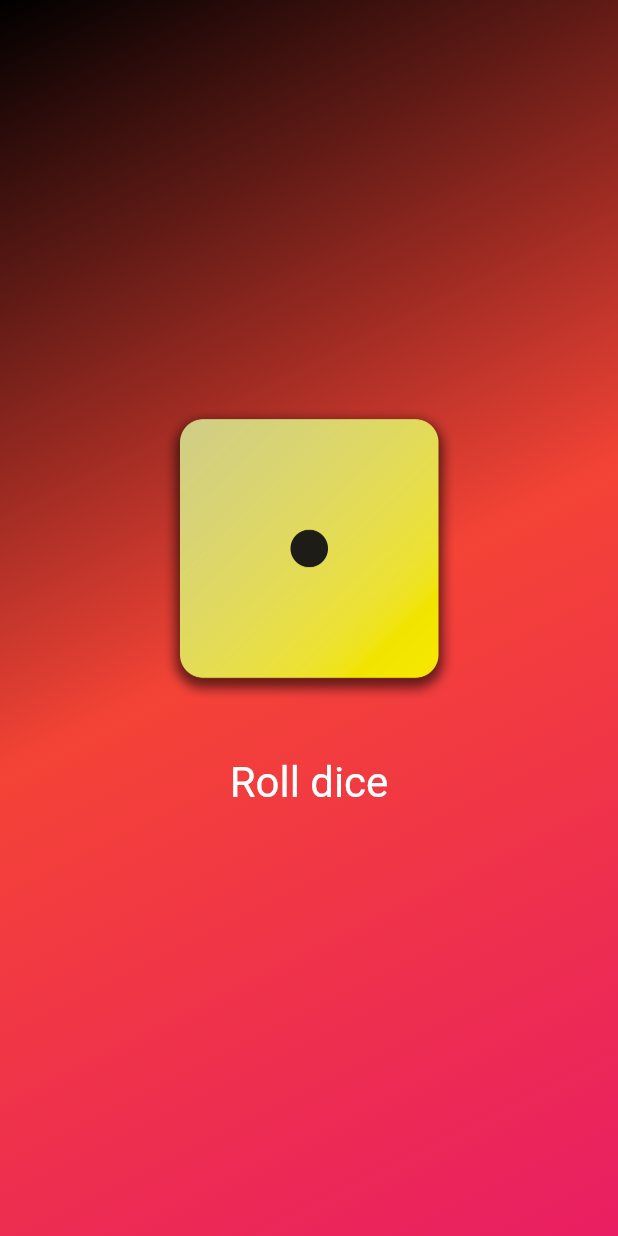
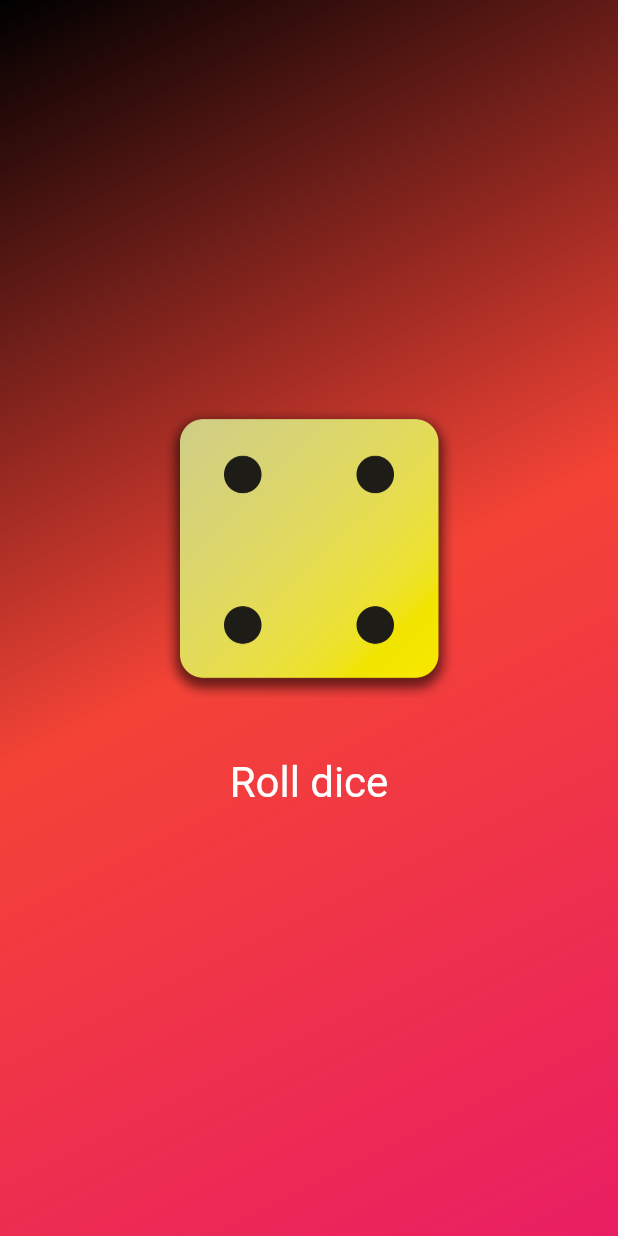
Before and after one commit to yashrawat99/flutter_basics, a Flutter app: the screen it shows after launch, after a tap on "Roll dice", on a phone screen of 412 x 824 dp. Run offline on Flutter 3.47's test engine with Material 3 defaults, Android fonts, the phone set to English and light mode, and no system bars.

```diff
--- /dev/null
+++ b/lib/dice_roller.dart
@@ -0,0 +1,52 @@
+import 'package:flutter/material.dart';
+
+class DiceRoller extends StatefulWidget {
+  const DiceRoller({super.key});
+  // NO BUILD METHOD here
+
+  @override
+  State<DiceRoller> createState() {
+    return __DiceRollerState();
+  }
+}
+
+class __DiceRollerState extends State<DiceRoller> {
+  var activeDiceImage = "assets/imgs/dice-1.png";
+
+  void rollDice() {
+    setState(() {
+      //tells flutter to call build method again,
+      activeDiceImage = "assets/imgs/dice-4.png";
+    });
+  }
+
+  @override
+  Widget build(BuildContext context) {
+    return Column(
+      mainAxisSize: MainAxisSize.min,
+      children: [
+        Image.asset(
+          activeDiceImage,
+          width: 200,
+        ),
+        const SizedBox(
+          height: 20,
+        ), //to add empty height in between
+        TextButton(
+          onPressed: rollDice,
+          style: TextButton.styleFrom(
+              foregroundColor: Colors.white,
+              padding: const EdgeInsets.all(
+                20,
+              ), //for padding
+              textStyle: const TextStyle(
+                fontSize: 28,
+              )),
+          child: const Text(
+            "Roll dice",
+          ),
+        )
+      ],
+    );
+  }
+}
--- a/lib/gradient_container.dart
+++ b/lib/gradient_container.dart
@@ -1,4 +1,5 @@
 import 'package:flutter/material.dart';
+import 'package:first_app/dice_roller.dart';
 
 const beginAlignment = Alignment.topLeft;
 const endAlignment = Alignment.bottomRight;
@@ -11,11 +12,6 @@ const endAlignment = Alignment.bottomRight;
 class GradientContainer extends StatelessWidget {
   GradientContainer(this.colors, {super.key});
   final List<Color> colors;
-  var activeDiceImage = "assets/imgs/dice-1.png";
-  void rollDice() {
-    activeDiceImage = "assets/imgs/dice-4.png";
-    print(activeDiceImage);
-  }
 
   @override
   Widget build(BuildContext context) {
@@ -27,34 +23,7 @@ class GradientContainer extends StatelessWidget {
           end: endAlignment,
         ),
       ),
-      child: Center(
-        child: Column(
-          mainAxisSize: MainAxisSize.min,
-          children: [
-            Image.asset(
-              activeDiceImage,
-              width: 200,
-            ),
-            const SizedBox(
-              height: 20,
-            ), //to add empty height in between
-            TextButton(
-              onPressed: rollDice,
-              style: TextButton.styleFrom(
-                  foregroundColor: Colors.white,
-                  padding: const EdgeInsets.all(
-                    20,
-                  ), //for padding
-                  textStyle: const TextStyle(
-                    fontSize: 28,
-                  )),
-              child: const Text(
-                "Roll dice",
-              ),
-            )
-          ],
-        ),
-      ),
+      child: const Center(child: DiceRoller()),
     );
   }
 }
```
